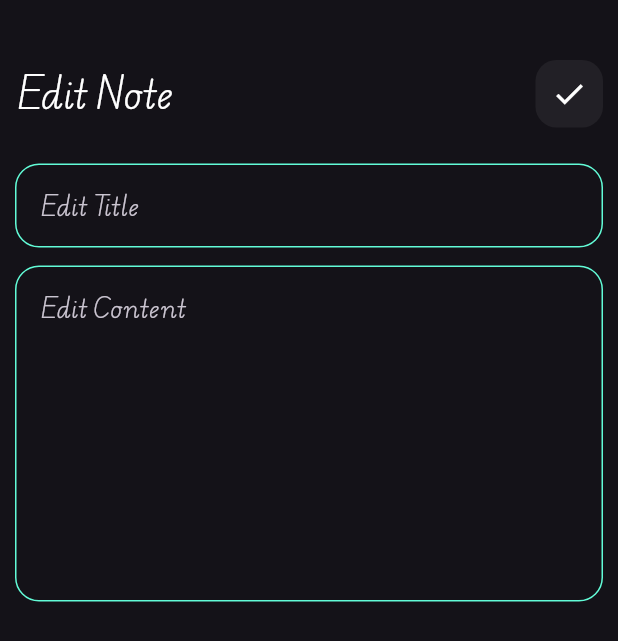
After one commit to AmmarEmad-2004/notes_app, a Flutter app: the screen it shows after launch, after a tap on "First Task", on a phone screen of 412 x 824 dp. The commit adds this screen. Shown: the top 641 px of the screen. Run offline on Flutter 3.47's test engine with Material 3 defaults, Android fonts, the phone set to English and light mode, and no system bars.

Commit message:
finish edit note view and handel custom app bar

```diff
--- a/lib/main.dart
+++ b/lib/main.dart
@@ -1,4 +1,5 @@
 import 'package:flutter/material.dart';
+import 'package:notes_app/views/edit_note_view.dart';
 import 'package:notes_app/views/notes_view.dart';
 
 void main() {
@@ -11,12 +12,16 @@ class NotesApp extends StatelessWidget {
   @override
   Widget build(BuildContext context) {
     return MaterialApp(
+      routes: {
+        'NotesView': (context) => const NotesView(),
+        'EditNoteView': (context) => const EditNoteView(),
+      },
       debugShowCheckedModeBanner: false,
       theme: ThemeData(
         brightness: Brightness.dark,
         fontFamily: 'Edu Australia VIC WA NT Hand Precursive',
       ),
-      home: const NotesView(),
+      initialRoute: 'NotesView',
     );
   }
 }
--- /dev/null
+++ b/lib/views/edit_note_view.dart
@@ -0,0 +1,13 @@
+import 'package:flutter/material.dart';
+import 'package:notes_app/views/widgets/edit_note_view_body.dart';
+
+class EditNoteView extends StatelessWidget {
+  const EditNoteView({super.key});
+
+  @override
+  Widget build(BuildContext context) {
+    return const Scaffold(
+      body: EditNoteViewBody(),
+    );
+  }
+}
--- a/lib/views/widgets/custom_app_bar.dart
+++ b/lib/views/widgets/custom_app_bar.dart
@@ -4,20 +4,25 @@ import 'package:notes_app/views/widgets/custom_search_icon.dart';
 class CustomAppBar extends StatelessWidget {
   const CustomAppBar({
     super.key,
+    required this.title,
+    required this.icon,
   });
-
+  final String title;
+  final IconData icon;
   @override
   Widget build(BuildContext context) {
-    return const Padding(
-      padding: EdgeInsets.only(top: 40),
+    return Padding(
+      padding: const EdgeInsets.only(top: 40),
       child: Row(
         mainAxisAlignment: MainAxisAlignment.spaceBetween,
         children: [
           Text(
-            'Notes',
-            style: TextStyle(fontSize: 25),
+            title,
+            style: const TextStyle(fontSize: 25, color: Colors.white),
           ),
-          CustomSearchIcon(),
+          CustomIcon(
+            icon: icon,
+          ),
         ],
       ),
     );
--- a/lib/views/widgets/custom_note_item.dart
+++ b/lib/views/widgets/custom_note_item.dart
@@ -5,7 +5,11 @@ class NoteItem extends StatelessWidget {
 
   @override
   Widget build(BuildContext context) {
-    return Container(
+    return GestureDetector(
+      onTap: () {
+        Navigator.pushNamed(context, 'EditNoteView');
+      },
+      child: Container(
         decoration: BoxDecoration(
           color: const Color(0xffFFCCB0),
           borderRadius: BorderRadius.circular(16),
@@ -55,6 +59,7 @@ class NoteItem extends StatelessWidget {
             ],
           ),
         ),
+      ),
     );
   }
 }
--- a/lib/views/widgets/custom_search_icon.dart
+++ b/lib/views/widgets/custom_search_icon.dart
@@ -1,8 +1,8 @@
 import 'package:flutter/material.dart';
 
-class CustomSearchIcon extends StatelessWidget {
-  const CustomSearchIcon({super.key});
-
+class CustomIcon extends StatelessWidget {
+  const CustomIcon({super.key, required this.icon});
+  final IconData icon;
   @override
   Widget build(BuildContext context) {
     return Container(
@@ -12,8 +12,8 @@ class CustomSearchIcon extends StatelessWidget {
         color: Colors.white.withOpacity(.06),
         borderRadius: BorderRadius.circular(14),
       ),
-      child: const Center(
-        child: Icon(Icons.search),
+      child: Center(
+        child: Icon(icon),
       ),
     );
   }
--- /dev/null
+++ b/lib/views/widgets/edit_note_view_body.dart
@@ -0,0 +1,35 @@
+import 'package:flutter/material.dart';
+import 'package:notes_app/views/widgets/custom_app_bar.dart';
+import 'package:notes_app/views/widgets/custom_text_feild.dart';
+
+class EditNoteViewBody extends StatelessWidget {
+  const EditNoteViewBody({super.key});
+
+  @override
+  Widget build(BuildContext context) {
+    return const Padding(
+      padding: EdgeInsets.symmetric(horizontal: 10),
+      child: Column(
+        children: [
+          CustomAppBar(
+            title: 'Edit Note',
+            icon: Icons.check,
+          ),
+          SizedBox(
+            height: 24,
+          ),
+          CustomTextFeild(
+            hint: 'Edit Title',
+          ),
+          SizedBox(
+            height: 12,
+          ),
+          CustomTextFeild(
+            hint: 'Edit Content',
+            maxlines: 8,
+          )
+        ],
+      ),
+    );
+  }
+}
--- a/lib/views/widgets/notes_view_body.dart
+++ b/lib/views/widgets/notes_view_body.dart
@@ -11,7 +11,10 @@ class NotesViewBody extends StatelessWidget {
       padding: EdgeInsets.symmetric(horizontal: 10),
       child: Column(
         children: [
-          CustomAppBar(),
+          CustomAppBar(
+            title: 'Notes',
+            icon: Icons.search,
+          ),
           SizedBox(
             height: 12,
           ),
```
Lines whose indentation alone changed are shown as unchanged.
